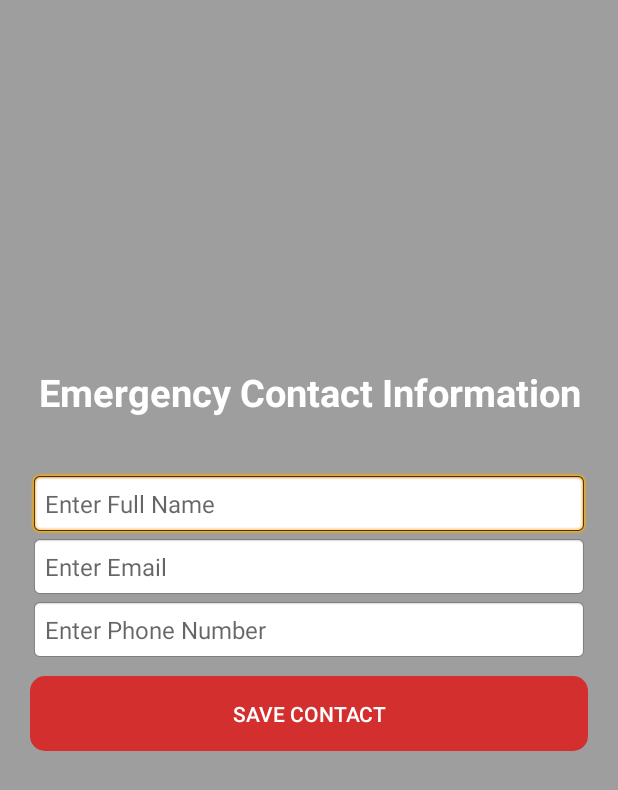
After one commit to Joya-Saade/FypApp, an Android app: the EmergencyContactActivity screen opened directly, with no data from a screen before it, on a phone screen of 412 x 824 dp. The commit adds this screen. Shown: the top 790 px of the screen. Run offline under Robolectric (Android 15) with nearby library versions, the phone set to English and light mode, and no system bars; our stand-ins replace Firebase (no records; nobody signed in at launch, a user with empty details on screens opened directly).

Commit message:
Emergency Contact Information Edit and Display done

```diff
--- a/app/build.gradle
+++ b/app/build.gradle
@@ -33,11 +33,14 @@ dependencies {
     implementation platform('com.google.firebase:firebase-bom:33.10.0')
     implementation 'com.google.firebase:firebase-auth'
     implementation 'com.google.firebase:firebase-database'
+    implementation 'androidx.constraintlayout:constraintlayout:2.1.4' // Make sure you have this
+
 
     implementation libs.appcompat
     implementation libs.material
     implementation libs.activity
     implementation libs.constraintlayout
+    implementation libs.firebase.firestore
 
     testImplementation libs.junit
     androidTestImplementation libs.ext.junit
--- a/app/src/main/AndroidManifest.xml
+++ b/app/src/main/AndroidManifest.xml
@@ -26,6 +26,10 @@
         <activity android:name=".HomeActivity"
             android:exported="true" />
 
+        <activity android:name=".EmergencyContactActivity"
+            android:exported="true" />
+
+
     </application>
 
 </manifest>
--- /dev/null
+++ b/app/src/main/java/com/example/halo_test/EmergencyContactActivity.java
@@ -0,0 +1,112 @@
+package com.example.halo_test;
+
+import android.os.Bundle;
+import android.view.View;
+import android.widget.Button;
+import android.widget.EditText;
+import android.widget.LinearLayout;
+import android.widget.TextView;
+import androidx.annotation.NonNull;
+import androidx.appcompat.app.AppCompatActivity;
+import androidx.cardview.widget.CardView;
+import com.google.firebase.auth.FirebaseAuth;
+import com.google.firebase.auth.FirebaseUser;
+import com.google.firebase.firestore.DocumentReference;
+import com.google.firebase.firestore.FirebaseFirestore;
+import java.util.HashMap;
+import java.util.Map;
+
+public class EmergencyContactActivity extends AppCompatActivity {
+
+    private FirebaseFirestore db;
+    private FirebaseUser currentUser;
+
+    private EditText inputName, inputEmail, inputPhone;
+    private TextView contactName, contactEmail, contactPhone;
+    private Button btnSaveContact, btnEditContact;
+    private LinearLayout inputLayout;
+    private CardView contactCard;
+
+    @Override
+    protected void onCreate(Bundle savedInstanceState) {
+        super.onCreate(savedInstanceState);
+        setContentView(R.layout.activity_emergency_contact);
+
+        // Firebase initialization
+        db = FirebaseFirestore.getInstance();
+        currentUser = FirebaseAuth.getInstance().getCurrentUser();
+
+        // UI Elements
+        inputLayout = findViewById(R.id.inputLayout);
+        contactCard = findViewById(R.id.contactCard);
+        inputName = findViewById(R.id.inputName);
+        inputEmail = findViewById(R.id.inputEmail);
+        inputPhone = findViewById(R.id.inputPhone);
+        contactName = findViewById(R.id.contactName);
+        contactEmail = findViewById(R.id.contactEmail);
+        contactPhone = findViewById(R.id.contactPhone);
+        btnSaveContact = findViewById(R.id.btnSaveContact);
+        btnEditContact = findViewById(R.id.btnEditContact);
+
+        // Load contact info if it exists
+        loadEmergencyContact();
+
+        // Save contact button
+        btnSaveContact.setOnClickListener(v -> saveEmergencyContact());
+
+        // Edit contact button
+        btnEditContact.setOnClickListener(v -> enableEditing());
+    }
+
+    private void loadEmergencyContact() {
+        if (currentUser == null) return;
+        String userId = currentUser.getUid();
+        DocumentReference contactRef = db.collection("EmergencyContacts").document(userId);
+
+        contactRef.get().addOnSuccessListener(documentSnapshot -> {
+            if (documentSnapshot.exists()) {
+                // Contact found, display it
+                String name = documentSnapshot.getString("name");
+                String email = documentSnapshot.getString("email");
+                String phone = documentSnapshot.getString("phone");
+
+                contactName.setText("Name: " + name);
+                contactEmail.setText("Email: " + email);
+                contactPhone.setText("Phone: " + phone);
+
+                // Show contact card & edit button, hide input fields
+                contactCard.setVisibility(View.VISIBLE);
+                btnEditContact.setVisibility(View.VISIBLE);
+                inputLayout.setVisibility(View.GONE);
+            } else {
+                // No contact found, show input fields
+                contactCard.setVisibility(View.GONE);
+                btnEditContact.setVisibility(View.GONE);
+                inputLayout.setVisibility(View.VISIBLE);
+            }
+        });
+    }
+
+    private void saveEmergencyContact() {
+        if (currentUser == null) return;
+        String userId = currentUser.getUid();
+
+        Map<String, Object> contact = new HashMap<>();
+        contact.put("name", inputName.getText().toString().trim());
+        contact.put("email", inputEmail.getText().toString().trim());
+        contact.put("phone", inputPhone.getText().toString().trim());
+
+        db.collection("EmergencyContacts").document(userId).set(contact)
+                .addOnSuccessListener(aVoid -> loadEmergencyContact());
+    }
+
+    private void enableEditing() {
+        contactCard.setVisibility(View.GONE);
+        btnEditContact.setVisibility(View.GONE);
+        inputLayout.setVisibility(View.VISIBLE);
+
+        inputName.setText(contactName.getText().toString().replace("Name: ", ""));
+        inputEmail.setText(contactEmail.getText().toString().replace("Email: ", ""));
+        inputPhone.setText(contactPhone.getText().toString().replace("Phone: ", ""));
+    }
+}
--- a/app/src/main/java/com/example/halo_test/HomeActivity.java
+++ b/app/src/main/java/com/example/halo_test/HomeActivity.java
@@ -13,7 +13,7 @@ import com.google.firebase.auth.FirebaseUser;
 public class HomeActivity extends AppCompatActivity {
     private FirebaseAuth mAuth;
     private TextView welcomeText;
-    private Button logoutButton;
+    private Button logoutButton, emergencyButton;
 
     @Override
     protected void onCreate(Bundle savedInstanceState) {
@@ -27,6 +27,8 @@ public class HomeActivity extends AppCompatActivity {
         // Link UI Elements
         welcomeText = findViewById(R.id.textWelcome);
         logoutButton = findViewById(R.id.buttonLogout);
+        emergencyButton = findViewById(R.id.buttonEmergency); // Emergency button
+
 
         // Display Welcome Message
         if (user != null) {
@@ -47,5 +49,13 @@ public class HomeActivity extends AppCompatActivity {
                 finish(); // Close HomeActivity
             }
         });
+
+        emergencyButton.setOnClickListener(new View.OnClickListener() {
+            @Override
+            public void onClick(View v) {
+                Intent intent = new Intent(HomeActivity.this, EmergencyContactActivity.class);
+                startActivity(intent);
+            }
+        });
     }
 }
--- /dev/null
+++ b/app/src/main/res/layout/activity_emergency_contact.xml
@@ -0,0 +1,145 @@
+<?xml version="1.0" encoding="utf-8"?>
+<androidx.constraintlayout.widget.ConstraintLayout xmlns:android="http://schemas.android.com/apk/res/android"
+    xmlns:app="http://schemas.android.com/apk/res-auto"
+    xmlns:tools="http://schemas.android.com/tools"
+    android:id="@+id/main"
+    android:layout_width="match_parent"
+    android:layout_height="match_parent"
+    tools:context=".EmergencyContactActivity"
+    android:background="@color/accent_color">
+
+
+    <!-- Emergency Contact Info Title -->
+
+    <!-- Contact Card -->
+
+    <TextView
+        android:id="@+id/titleEmergencyContact"
+        android:layout_width="wrap_content"
+        android:layout_height="wrap_content"
+        android:layout_marginTop="244dp"
+        android:gravity="center"
+        android:text="Emergency Contact Information"
+        android:textColor="@color/white"
+        android:textSize="25sp"
+        android:textStyle="bold"
+        app:layout_constraintEnd_toEndOf="parent"
+        app:layout_constraintStart_toStartOf="parent"
+        app:layout_constraintTop_toTopOf="parent" />
+
+    <androidx.cardview.widget.CardView
+        android:id="@+id/contactCard"
+        android:layout_width="match_parent"
+        android:layout_height="wrap_content"
+        app:cardCornerRadius="15dp"
+        app:cardElevation="8dp"
+        android:layout_margin="20dp"
+        android:visibility="gone"
+        app:layout_constraintTop_toBottomOf="@id/titleEmergencyContact"
+        app:layout_constraintStart_toStartOf="parent"
+        app:layout_constraintEnd_toEndOf="parent">
+
+        <LinearLayout
+            android:layout_width="match_parent"
+            android:layout_height="wrap_content"
+            android:padding="20dp"
+            android:orientation="vertical" >
+
+            <TextView
+                android:id="@+id/contactName"
+                android:layout_width="match_parent"
+                android:layout_height="wrap_content"
+                android:textColor="@color/dark_primary"
+                android:textSize="18sp"
+                android:textStyle="bold"
+                android:text="Name: "
+                android:gravity="start"/>
+
+            <TextView
+                android:id="@+id/contactEmail"
+                android:layout_width="match_parent"
+                android:layout_height="wrap_content"
+                android:textColor="@color/dark_primary"
+                android:textSize="18sp"
+                android:text="Email: "
+                android:gravity="start"/>
+
+            <TextView
+                android:id="@+id/contactPhone"
+                android:layout_width="match_parent"
+                android:layout_height="wrap_content"
+                android:textColor="@color/dark_primary"
+                android:textSize="18sp"
+                android:text="Phone: "
+                android:gravity="start"/>
+        </LinearLayout>
+    </androidx.cardview.widget.CardView>
+
+    <!-- Edit Contact Button (Styled like Logout Button) -->
+    <Button
+        android:id="@+id/btnEditContact"
+        android:layout_width="match_parent"
+        android:layout_height="50dp"
+        android:text="Edit Contact"
+        android:textColor="@color/white"
+        android:background="@drawable/red_rectangle"
+        android:visibility="gone"
+        app:layout_constraintTop_toBottomOf="@id/contactCard"
+        app:layout_constraintStart_toStartOf="parent"
+        app:layout_constraintEnd_toEndOf="parent"
+        android:layout_margin="20dp"/>
+
+    <!-- Emergency Contact Input Layout -->
+    <LinearLayout
+        android:id="@+id/inputLayout"
+        android:layout_width="match_parent"
+        android:layout_height="wrap_content"
+        android:layout_marginTop="16dp"
+        android:orientation="vertical"
+        android:padding="20dp"
+        app:layout_constraintEnd_toEndOf="parent"
+        app:layout_constraintHorizontal_bias="0.0"
+        app:layout_constraintStart_toStartOf="parent"
+        app:layout_constraintTop_toBottomOf="@id/titleEmergencyContact">
+
+        <EditText
+            android:id="@+id/inputName"
+            android:layout_width="match_parent"
+            android:layout_height="wrap_content"
+            android:background="@android:drawable/editbox_background"
+            android:hint="Enter Full Name"
+            android:padding="10dp"
+            android:textColor="@color/black"
+            android:textSize="16sp" />
+
+        <EditText
+            android:id="@+id/inputEmail"
+            android:layout_width="match_parent"
+            android:layout_height="wrap_content"
+            android:background="@android:drawable/editbox_background"
+            android:hint="Enter Email"
+            android:padding="10dp"
+            android:textColor="@color/black"
+            android:textSize="16sp" />
+
+        <EditText
+            android:id="@+id/inputPhone"
+            android:layout_width="match_parent"
+            android:layout_height="wrap_content"
+            android:background="@android:drawable/editbox_background"
+            android:hint="Enter Phone Number"
+            android:padding="10dp"
+            android:textColor="@color/black"
+            android:textSize="16sp" />
+
+        <!-- Save Contact Button -->
+        <Button
+            android:id="@+id/btnSaveContact"
+            android:layout_width="match_parent"
+            android:layout_height="50dp"
+            android:layout_marginTop="10dp"
+            android:background="@drawable/red_rectangle"
+            android:text="Save Contact"
+            android:textColor="@color/white" />
+    </LinearLayout>
+</androidx.constraintlayout.widget.ConstraintLayout>
--- a/app/src/main/res/layout/activity_home.xml
+++ b/app/src/main/res/layout/activity_home.xml
@@ -24,17 +24,35 @@
         app:layout_constraintVertical_bias="0.3" />
 
     <!-- Logout Button -->
+
     <Button
         android:id="@+id/buttonLogout"
-        android:layout_width="wrap_content"
-        android:layout_height="wrap_content"
+        android:layout_width="196dp"
+        android:layout_height="65dp"
         android:background="@drawable/red_rectangle"
         android:text="Logout"
         android:textColor="@color/white"
+        app:layout_constraintBottom_toBottomOf="parent"
+        app:layout_constraintEnd_toEndOf="parent"
+        app:layout_constraintHorizontal_bias="0.35"
+        app:layout_constraintStart_toStartOf="parent"
         app:layout_constraintTop_toBottomOf="@+id/textWelcome"
-        app:layout_constraintBottom_toBottomOf="parent"
-        app:layout_constraintStart_toStartOf="parent"
-        app:layout_constraintEnd_toEndOf="parent"
         app:layout_constraintVertical_bias="0.5" />
 
+    <Button
+        android:id="@+id/buttonEmergency"
+        android:layout_width="64dp"
+        android:layout_height="61dp"
+        android:background="@drawable/red_rectangle"
+        android:text="⚠"
+        android:textColor="@color/white"
+        android:textSize="18sp"
+        app:layout_constraintBottom_toBottomOf="parent"
+        app:layout_constraintEnd_toEndOf="parent"
+        app:layout_constraintHorizontal_bias="0.858"
+        app:layout_constraintStart_toStartOf="parent"
+        app:layout_constraintTop_toTopOf="parent"
+        app:layout_constraintVertical_bias="0.677" />
+
+
 </androidx.constraintlayout.widget.ConstraintLayout>
--- a/app/src/main/res/values/strings.xml
+++ b/app/src/main/res/values/strings.xml
@@ -6,4 +6,11 @@
     <string name="email_address">Email Address</string>
     <string name="password">Password</string>
     <string name="confirm_password">Confirm Password</string>
+
+    <string name="enter_name">Enter Name</string>
+    <string name="enter_email">Enter Email</string>
+    <string name="enter_phone">Enter Phone</string>
+    <string name="save_contact">Save Contact</string>
+    <string name="edit_contact">Edit Contact</string>
+
 </resources>
--- a/gradle/libs.versions.toml
+++ b/gradle/libs.versions.toml
@@ -7,6 +7,7 @@ appcompat = "1.7.0"
 material = "1.12.0"
 activity = "1.10.0"
 constraintlayout = "2.2.0"
+firebaseFirestore = "25.1.2"
 
 [libraries]
 junit = { group = "junit", name = "junit", version.ref = "junit" }
@@ -16,6 +17,7 @@ appcompat = { group = "androidx.appcompat", name = "appcompat", version.ref = "a
 material = { group = "com.google.android.material", name = "material", version.ref = "material" }
 activity = { group = "androidx.activity", name = "activity", version.ref = "activity" }
 constraintlayout = { group = "androidx.constraintlayout", name = "constraintlayout", version.ref = "constraintlayout" }
+firebase-firestore = { group = "com.google.firebase", name = "firebase-firestore", version.ref = "firebaseFirestore" }
 
 [plugins]
 android-application = { id = "com.android.application", version.ref = "agp" }
```
